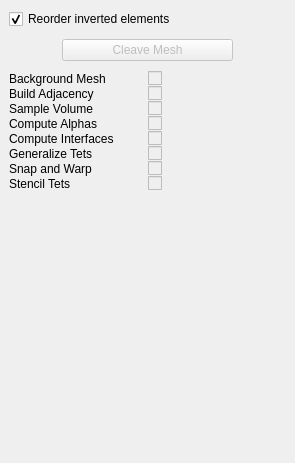
Above: src/gui/Application/ToolWidgets/CleaverWidget.ui from SCIInstitute/Cleaver before the change. Below: the same form after it.
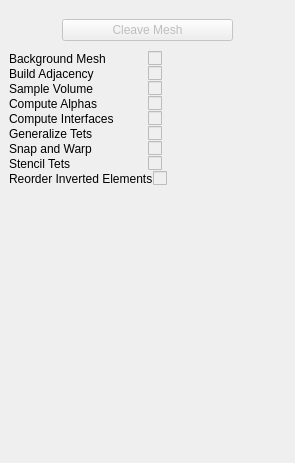
That is the form after the change.

Diff of the .ui file:
```diff
--- a/src/gui/Application/ToolWidgets/CleaverWidget.ui
+++ b/src/gui/Application/ToolWidgets/CleaverWidget.ui
@@ -36,16 +36,6 @@
     <property name="spacing">
      <number>0</number>
     </property>
-    <item>
-     <widget class="QCheckBox" name="fixJacobianCheckBox">
-      <property name="text">
-       <string>Reorder inverted elements</string>
-      </property>
-      <property name="checked">
-       <bool>true</bool>
-      </property>
-     </widget>
-    </item>
     <item>
      <spacer name="verticalSpacer_2">
       <property name="orientation">
@@ -328,6 +318,33 @@
       </item>
      </layout>
     </item>
+    <item>
+     <layout class="QHBoxLayout" name="horizontalLayout_2">
+      <property name="topMargin">
+       <number>0</number>
+      </property>
+      <item>
+       <widget class="QLabel" name="label_2">
+        <property name="text">
+         <string>Reorder Inverted Elements</string>
+        </property>
+       </widget>
+      </item>
+      <item>
+       <widget class="QCheckBox" name="fixJacobianCheckBox">
+        <property name="enabled">
+         <bool>false</bool>
+        </property>
+        <property name="text">
+         <string/>
+        </property>
+        <property name="checked">
+         <bool>false</bool>
+        </property>
+       </widget>
+      </item>
+     </layout>
+    </item>
     <item>
      <spacer name="verticalSpacer">
       <property name="orientation">
```
